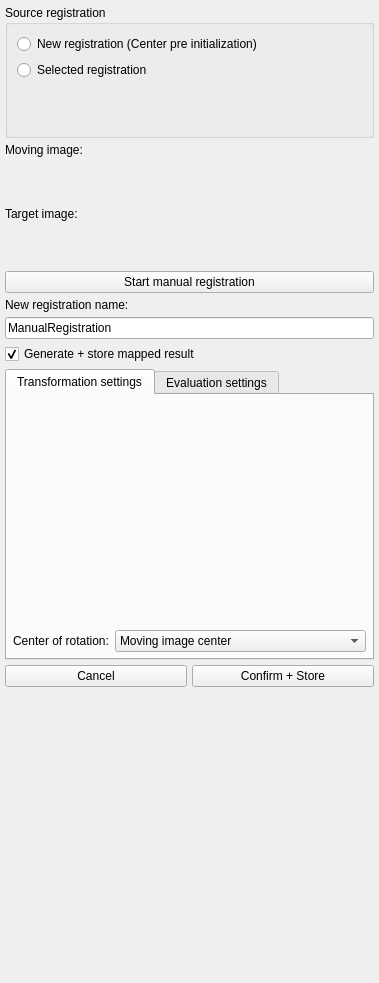
The window that Plugins/org.mitk.gui.qt.matchpoint.manipulator/src/internal/QmitkMatchPointRegistrationManipulator.ui (MITK/MITK) describes before a commit, drawn with Qt 5.
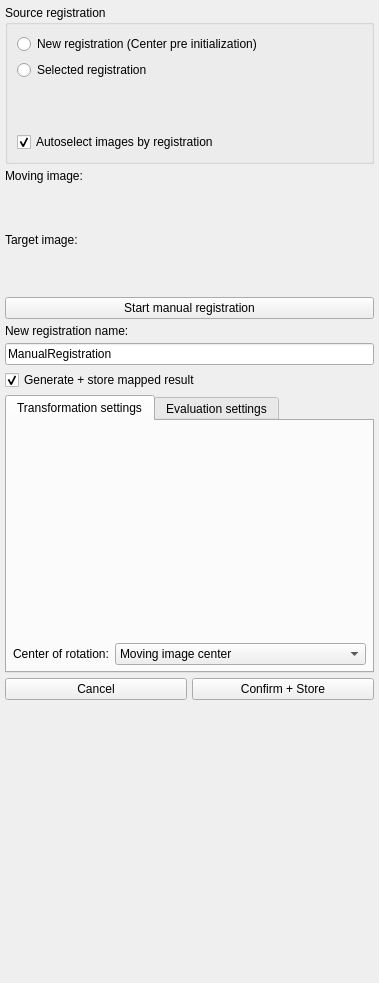
The same window after the commit. Custom widgets are drawn as their Qt base class.

What changed in the file:
```diff
--- a/Plugins/org.mitk.gui.qt.matchpoint.manipulator/src/internal/QmitkMatchPointRegistrationManipulator.ui
+++ b/Plugins/org.mitk.gui.qt.matchpoint.manipulator/src/internal/QmitkMatchPointRegistrationManipulator.ui
@@ -62,6 +62,19 @@
           </property>
         </widget>
       </item>
+      <item>
+        <widget class="QCheckBox" name="checkAutoSelect">
+          <property name="toolTip">
+            <string>If checked, the target and the moving image will be selected (if available) together with a selected pre registration.</string>
+          </property>
+          <property name="text">
+            <string>Autoselect images by registration</string>
+          </property>
+          <property name="checked">
+            <bool>true</bool>
+          </property>
+        </widget>
+      </item>
      </layout>
     </widget>
    </item>
```
